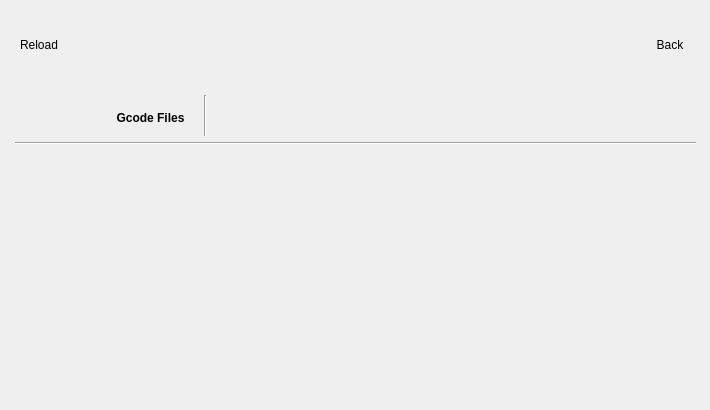
The window that BlocksScreen/lib/ui/printStackedWidget.ui (BlocksTechnology/BlocksScreen) describes before a commit, drawn with Qt 5.
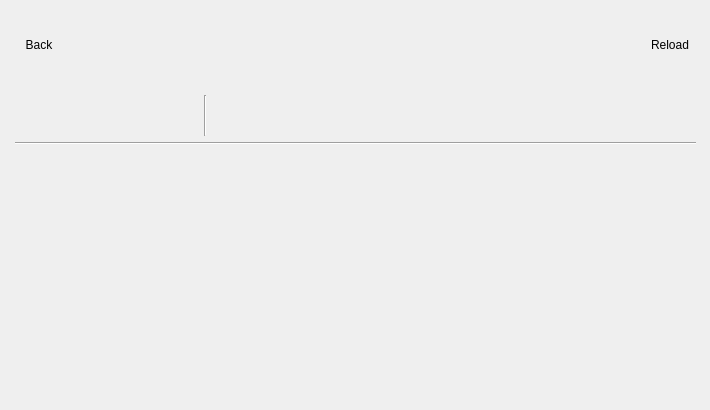
The same window after the commit. The open tabs and pages were chosen to show the change. Icons and pictures are not drawn. Custom widgets are drawn as their Qt base class.

Commit message: New Icons, updated resource files

```diff
--- a/BlocksScreen/lib/ui/printStackedWidget.ui
+++ b/BlocksScreen/lib/ui/printStackedWidget.ui
@@ -255,6 +255,14 @@
      <height>420</height>
     </size>
    </property>
+   <property name="font">
+    <font>
+     <stylestrategy>PreferAntialias</stylestrategy>
+    </font>
+   </property>
+   <property name="layoutDirection">
+    <enum>Qt::LeftToRight</enum>
+   </property>
    <property name="autoFillBackground">
     <bool>false</bool>
    </property>
@@ -273,36 +281,8 @@
      </rect>
     </property>
     <layout class="QHBoxLayout" name="fp_header_layout">
-     <item>
-      <widget class="BlocksCustomButton" name="ReloadButton">
-       <property name="minimumSize">
-        <size>
-         <width>60</width>
-         <height>60</height>
-        </size>
-       </property>
-       <property name="maximumSize">
-        <size>
-         <width>60</width>
-         <height>60</height>
-        </size>
-       </property>
-       <property name="text">
-        <string>Reload</string>
-       </property>
-       <property name="flat">
-        <bool>true</bool>
-       </property>
-       <property name="button_type" stdset="0">
-        <string>icon</string>
-       </property>
-       <property name="icon_pixmap" stdset="0">
-        <pixmap/>
-       </property>
-      </widget>
-     </item>
-     <item alignment="Qt::AlignRight">
-      <widget class="BlocksCustomButton" name="back_btn">
+     <item alignment="Qt::AlignLeft">
+      <widget class="IconButton" name="back_btn">
        <property name="minimumSize">
         <size>
          <width>60</width>
@@ -328,7 +308,35 @@
         <string>icon</string>
        </property>
        <property name="icon_pixmap" stdset="0">
-        <pixmap resource="resources/button_resources.qrc">:/button_borders/media/btn_icons/back.svg</pixmap>
+        <pixmap resource="resources/icon_resources.qrc">:/ui/media/btn_icons/back.svg</pixmap>
+       </property>
+      </widget>
+     </item>
+     <item alignment="Qt::AlignRight">
+      <widget class="IconButton" name="ReloadButton">
+       <property name="minimumSize">
+        <size>
+         <width>60</width>
+         <height>60</height>
+        </size>
+       </property>
+       <property name="maximumSize">
+        <size>
+         <width>60</width>
+         <height>60</height>
+        </size>
+       </property>
+       <property name="text">
+        <string>Reload</string>
+       </property>
+       <property name="flat">
+        <bool>true</bool>
+       </property>
+       <property name="button_type" stdset="0">
+        <string>icon</string>
+       </property>
+       <property name="icon_pixmap" stdset="0">
+        <pixmap resource="resources/icon_resources.qrc">:/ui/media/btn_icons/refresh.svg</pixmap>
        </property>
       </widget>
      </item>
@@ -370,69 +378,7 @@
        <property name="frameShadow">
         <enum>QFrame::Plain</enum>
        </property>
-       <widget class="QLabel" name="label">
-        <property name="geometry">
-         <rect>
-          <x>100</x>
-          <y>0</y>
-          <width>71</width>
-          <height>46</height>
-         </rect>
-        </property>
-        <property name="palette">
-         <palette>
-          <active>
-           <colorrole role="Text">
-            <brush brushstyle="SolidPattern">
-             <color alpha="255">
-              <red>255</red>
-              <green>255</green>
-              <blue>255</blue>
-             </color>
-            </brush>
-           </colorrole>
-          </active>
-          <inactive>
-           <colorrole role="Text">
-            <brush brushstyle="SolidPattern">
-             <color alpha="255">
-              <red>255</red>
-              <green>255</green>
-              <blue>255</blue>
-             </color>
-            </brush>
-           </colorrole>
-          </inactive>
-          <disabled>
-           <colorrole role="Text">
-            <brush brushstyle="SolidPattern">
-             <color alpha="255">
-              <red>120</red>
-              <green>120</green>
-              <blue>120</blue>
-             </color>
-            </brush>
-           </colorrole>
-          </disabled>
-         </palette>
-        </property>
-        <property name="font">
-         <font>
-          <weight>75</weight>
-          <bold>true</bold>
-         </font>
-        </property>
-        <property name="text">
-         <string>Gcode Files</string>
-        </property>
-        <property name="scaledContents">
-         <bool>true</bool>
-        </property>
-        <property name="alignment">
-         <set>Qt::AlignCenter</set>
-        </property>
-       </widget>
-       <widget class="BlocksLabel" name="label_2">
+       <widget class="BlocksLabel" name="file_indicator">
         <property name="geometry">
          <rect>
           <x>6</x>
@@ -3134,7 +3080,12 @@
   <customwidget>
    <class>BlocksLabel</class>
    <extends>QLabel</extends>
-   <header location="global">utils.ui</header>
+   <header location="global">utils.blocks_label</header>
+  </customwidget>
+  <customwidget>
+   <class>IconButton</class>
+   <extends>QPushButton</extends>
+   <header location="global">utils.icon_button</header>
   </customwidget>
  </customwidgets>
  <resources>
```
Left out of the diff: 189 changed lines with no effect on the pictures. The commit also changes 25 other files.
